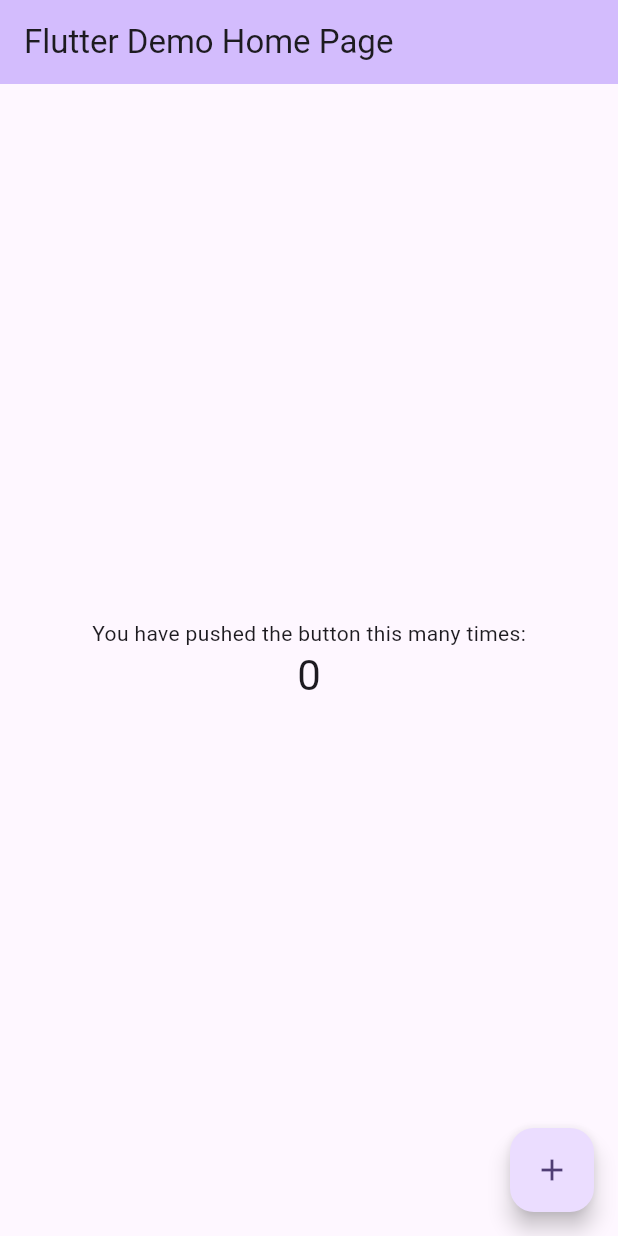
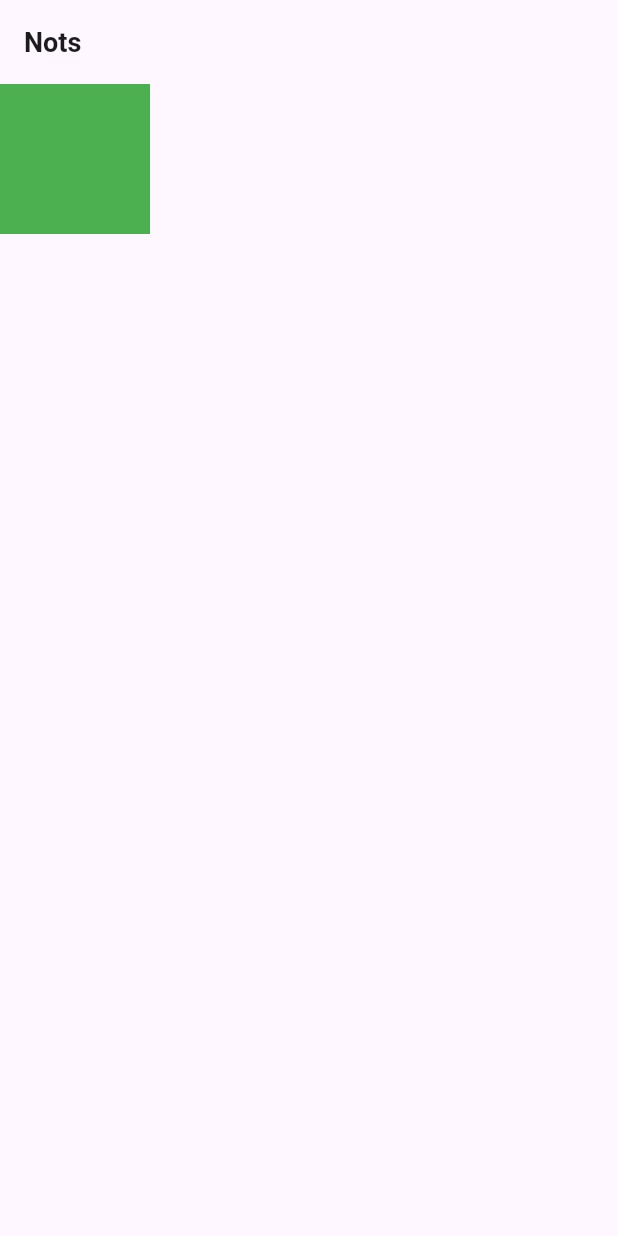
Before and after one commit to AbdullahAlsafty/php_notes_app, a Flutter app: the screen it shows after launch, on a phone screen of 412 x 824 dp. Run offline on Flutter 3.47's test engine with Material 3 defaults, Android fonts, the phone set to English and light mode, and no system bars.

Commit message:
create initial routes and font styles files

```diff
--- /dev/null
+++ b/lib/cor/constants/font_styles.dart
@@ -0,0 +1,9 @@
+import 'package:flutter/material.dart';
+
+
+  const FontWeight kFontWeight = FontWeight.bold;
+
+
+     TextStyle kTextStyle (double fontSize){
+    return TextStyle(fontSize:  fontSize,fontWeight: kFontWeight);
+  }
--- /dev/null
+++ b/lib/cor/constants/routes.dart
@@ -0,0 +1,7 @@
+import 'package:flutter/material.dart';
+import 'package:php_notes_app/views/nots_view.dart';
+
+const String kNotsView = '/';
+
+
+  Map<String, Widget Function(BuildContext  )> kRoutes ={  kNotsView:(context )=> NotsView()};
--- a/lib/main.dart
+++ b/lib/main.dart
@@ -1,125 +1,21 @@
 import 'package:flutter/material.dart';
+import 'package:php_notes_app/cor/constants/routes.dart';
 
-void main() {
-  runApp(const MyApp());
+void main (){
+  runApp(MyApp());
 }
+
 
 class MyApp extends StatelessWidget {
   const MyApp({super.key});
 
-  // This widget is the root of your application.
   @override
   Widget build(BuildContext context) {
     return MaterialApp(
-      title: 'Flutter Demo',
-      theme: ThemeData(
-        // This is the theme of your application.
-        //
-        // TRY THIS: Try running your application with "flutter run". You'll see
-        // the application has a purple toolbar. Then, without quitting the app,
-        // try changing the seedColor in the colorScheme below to Colors.green
-        // and then invoke "hot reload" (save your changes or press the "hot
-        // reload" button in a Flutter-supported IDE, or press "r" if you used
-        // the command line to start the app).
-        //
-        // Notice that the counter didn't reset back to zero; the application
-        // state is not lost during the reload. To reset the state, use hot
-        // restart instead.
-        //
-        // This works for code too, not just values: Most code changes can be
-        // tested with just a hot reload.
-        colorScheme: ColorScheme.fromSeed(seedColor: Colors.deepPurple),
-        useMaterial3: true,
-      ),
-      home: const MyHomePage(title: 'Flutter Demo Home Page'),
+      routes: kRoutes,
+
+
+      initialRoute:kNotsView,
     );
   }
 }
-
-class MyHomePage extends StatefulWidget {
-  const MyHomePage({super.key, required this.title});
-
-  // This widget is the home page of your application. It is stateful, meaning
-  // that it has a State object (defined below) that contains fields that affect
-  // how it looks.
-
-  // This class is the configuration for the state. It holds the values (in this
-  // case the title) provided by the parent (in this case the App widget) and
-  // used by the build method of the State. Fields in a Widget subclass are
-  // always marked "final".
-
-  final String title;
-
-  @override
-  State<MyHomePage> createState() => _MyHomePageState();
-}
-
-class _MyHomePageState extends State<MyHomePage> {
-  int _counter = 0;
-
-  void _incrementCounter() {
-    setState(() {
-      // This call to setState tells the Flutter framework that something has
-      // changed in this State, which causes it to rerun the build method below
-      // so that the display can reflect the updated values. If we changed
-      // _counter without calling setState(), then the build method would not be
-      // called again, and so nothing would appear to happen.
-      _counter++;
-    });
-  }
-
-  @override
-  Widget build(BuildContext context) {
-    // This method is rerun every time setState is called, for instance as done
-    // by the _incrementCounter method above.
-    //
-    // The Flutter framework has been optimized to make rerunning build methods
-    // fast, so that you can just rebuild anything that needs updating rather
-    // than having to individually change instances of widgets.
-    return Scaffold(
-      appBar: AppBar(
-        // TRY THIS: Try changing the color here to a specific color (to
-        // Colors.amber, perhaps?) and trigger a hot reload to see the AppBar
-        // change color while the other colors stay the same.
-        backgroundColor: Theme.of(context).colorScheme.inversePrimary,
-        // Here we take the value from the MyHomePage object that was created by
-        // the App.build method, and use it to set our appbar title.
-        title: Text(widget.title),
-      ),
-      body: Center(
-        // Center is a layout widget. It takes a single child and positions it
-        // in the middle of the parent.
-        child: Column(
-          // Column is also a layout widget. It takes a list of children and
-          // arranges them vertically. By default, it sizes itself to fit its
-          // children horizontally, and tries to be as tall as its parent.
-          //
-          // Column has various properties to control how it sizes itself and
-          // how it positions its children. Here we use mainAxisAlignment to
-          // center the children vertically; the main axis here is the vertical
-          // axis because Columns are vertical (the cross axis would be
-          // horizontal).
-          //
-          // TRY THIS: Invoke "debug painting" (choose the "Toggle Debug Paint"
-          // action in the IDE, or press "p" in the console), to see the
-          // wireframe for each widget.
-          mainAxisAlignment: MainAxisAlignment.center,
-          children: <Widget>[
-            const Text(
-              'You have pushed the button this many times:',
-            ),
-            Text(
-              '$_counter',
-              style: Theme.of(context).textTheme.headlineMedium,
-            ),
-          ],
-        ),
-      ),
-      floatingActionButton: FloatingActionButton(
-        onPressed: _incrementCounter,
-        tooltip: 'Increment',
-        child: const Icon(Icons.add),
-      ), // This trailing comma makes auto-formatting nicer for build methods.
-    );
-  }
-}
--- /dev/null
+++ b/lib/views/nots_view.dart
@@ -0,0 +1,18 @@
+import 'package:flutter/material.dart';
+import 'package:php_notes_app/cor/constants/font_styles.dart';
+import 'package:php_notes_app/views/widgets/nots_view_body.dart';
+
+class NotsView extends StatelessWidget {
+  const NotsView({super.key});
+
+  @override
+  Widget build(BuildContext context) {
+    return Scaffold(
+      appBar: AppBar(
+        title: Text('Nots' ,style:kTextStyle(18),),
+      ),
+      body: NotsViewBody()
+    );
+
+  }
+}
--- /dev/null
+++ b/lib/views/widgets/nots_view_body.dart
@@ -0,0 +1,10 @@
+import 'package:flutter/material.dart';
+
+class NotsViewBody extends StatelessWidget {
+  const NotsViewBody({super.key});
+
+  @override
+  Widget build(BuildContext context) {
+    return Container(color: Colors.green,height: 100,width: 100,);
+  }
+}
```
